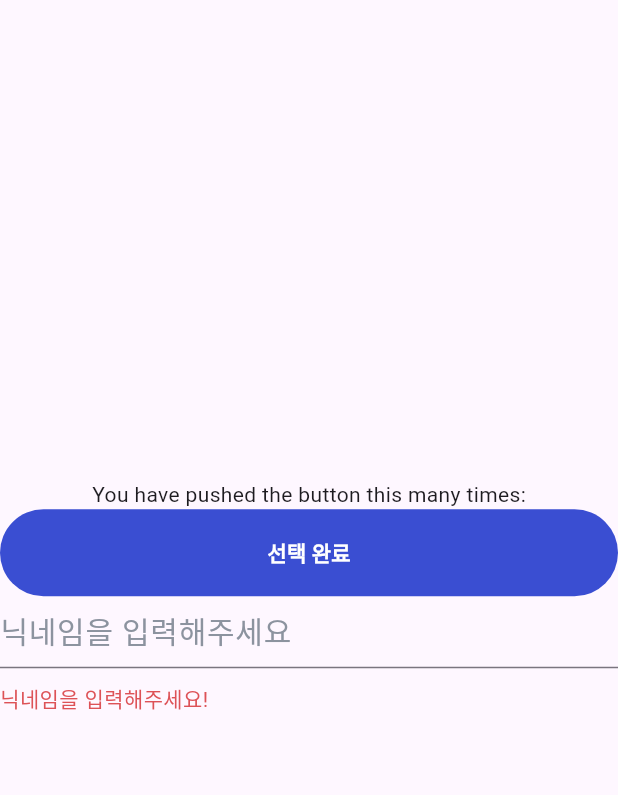
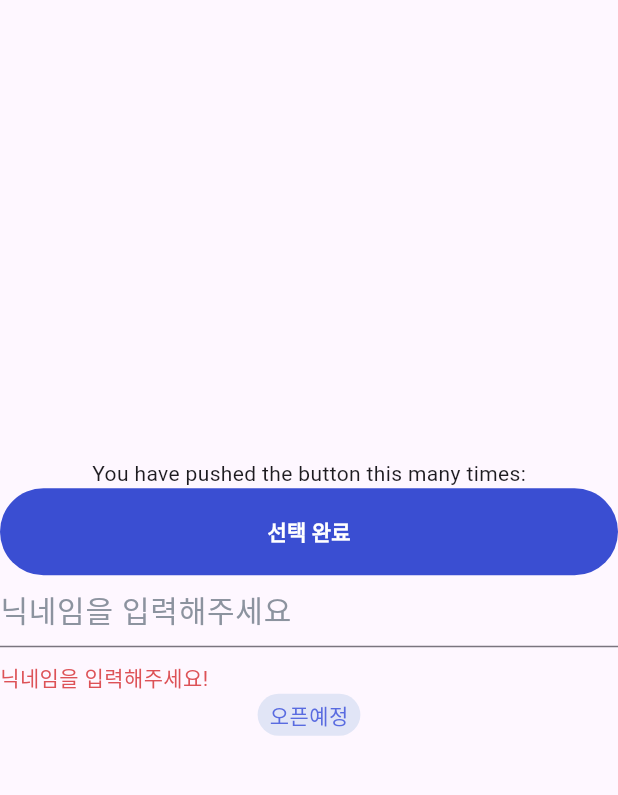
Before and after one commit to jaekyung-you/seenear_flutter, a Flutter app: the screen it shows after launch, on a phone screen of 412 x 824 dp, the part 63-858 px from its top. Run offline on Flutter 3.47's test engine with Material 2 defaults, Android fonts, the phone set to English and light mode, and no system bars; missing offline and left inert: kakao_flutter_sdk_user.

Commit message:
rounded_widget 공용화

```diff
--- /dev/null
+++ b/lib/const/design_system/rounded_widget.dart
@@ -0,0 +1,50 @@
+import 'package:flutter/material.dart';
+
+class RoundedWidget extends StatelessWidget {
+  final String text;
+  final Color bgColor;
+  final Color fgColor;
+  final Color? borderColor;
+  final String? image;
+  final Function()? onTap;
+
+  const RoundedWidget(
+      {super.key,
+      required this.text,
+      required this.bgColor,
+      required this.fgColor,
+      this.borderColor,
+      this.image,
+      this.onTap});
+
+  @override
+  Widget build(BuildContext context) {
+    return InkWell(
+      onTap: () {
+        if (onTap != null) onTap!();
+      },
+      child: Container(
+        padding: const EdgeInsets.symmetric(horizontal: 8.0, vertical: 4.0),
+        decoration: BoxDecoration(
+          border: borderColor != null ? Border.all(color: borderColor!) : null,
+          borderRadius: BorderRadius.circular(20.0),
+          color: bgColor,
+        ),
+        child: Row(
+          mainAxisSize: MainAxisSize.min,
+          children: [
+            if (image != null)
+              Image.asset(
+                image!,
+                width: 16,
+              ),
+            Text(
+              text,
+              style: TextStyle(fontSize: 14, color: fgColor),
+            ),
+          ],
+        ),
+      ),
+    );
+  }
+}
--- a/lib/main.dart
+++ b/lib/main.dart
@@ -2,8 +2,11 @@ import 'package:flutter/material.dart';
 import 'package:kakao_flutter_sdk_user/kakao_flutter_sdk_user.dart';
 import 'package:seenear/const/define.dart';
 import 'package:seenear/const/design_system/base_button.dart';
+import 'package:seenear/const/design_system/seenear_color.dart';
 import 'package:seenear/const/design_system/textfield_with_helper.dart';
 import 'package:seenear/data/local/helper_text_type.dart';
+
+import 'const/design_system/rounded_widget.dart';
 
 void main() {
   WidgetsFlutterBinding.ensureInitialized();
@@ -58,14 +61,23 @@ class _MyHomePageState extends State<MyHomePage> {
             const Text(
               'You have pushed the button this many times:',
             ),
-            BaseButton(buttonText: '선택 완료', isDisabled: false, onPressed: () {
-              print("선택 완료 누름!!!");
-            }),
+            BaseButton(
+                buttonText: '선택 완료',
+                isDisabled: false,
+                onPressed: () {
+                  print("선택 완료 누름!!!");
+                }),
             TextFieldWithHelperText(
-                editingController: textEditingController,
-                hintText: '닉네임을 입력해주세요',
-                helperTextType:
-                    HelperTextType(isError: true, helperText: '닉네임을 입력해주세요!')),
+              editingController: textEditingController,
+              hintText: '닉네임을 입력해주세요',
+              helperTextType:
+                  HelperTextType(isError: true, helperText: '닉네임을 입력해주세요!'),
+            ),
+            RoundedWidget(
+              text: '오픈예정',
+              bgColor: SeenearColor.blue10,
+              fgColor: SeenearColor.blue60,
+            )
           ],
         ),
       ),
```
